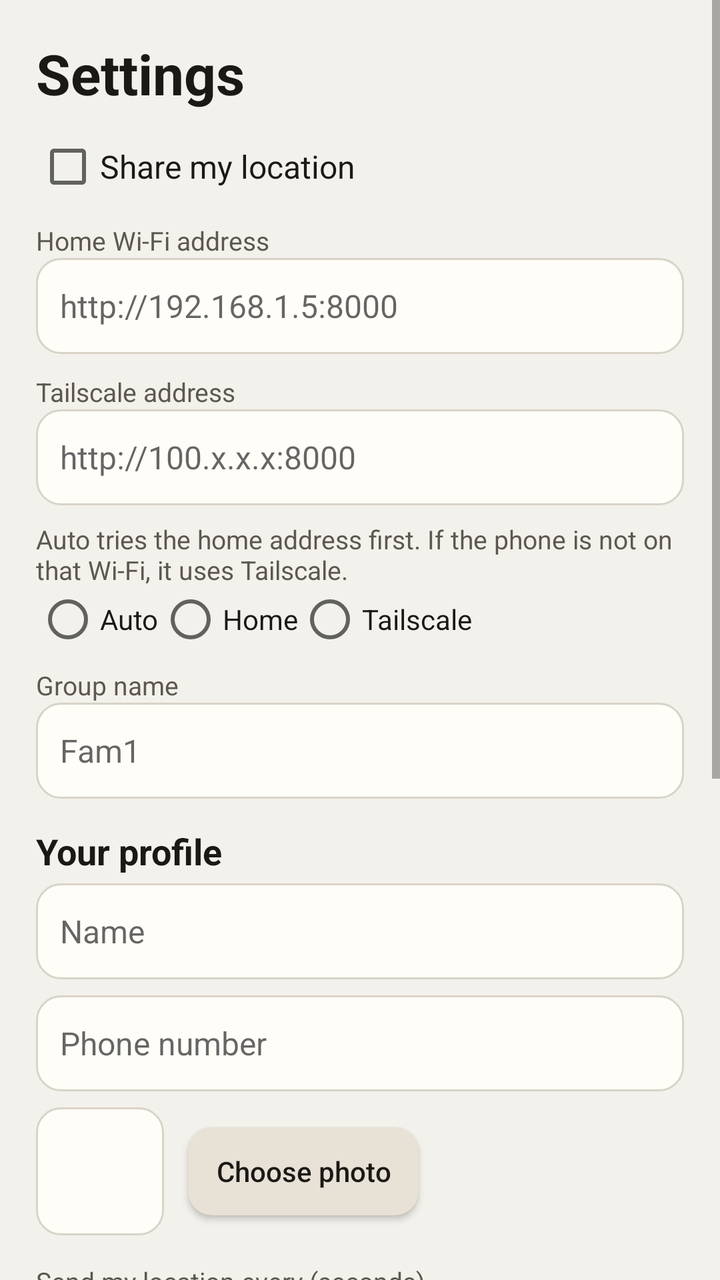
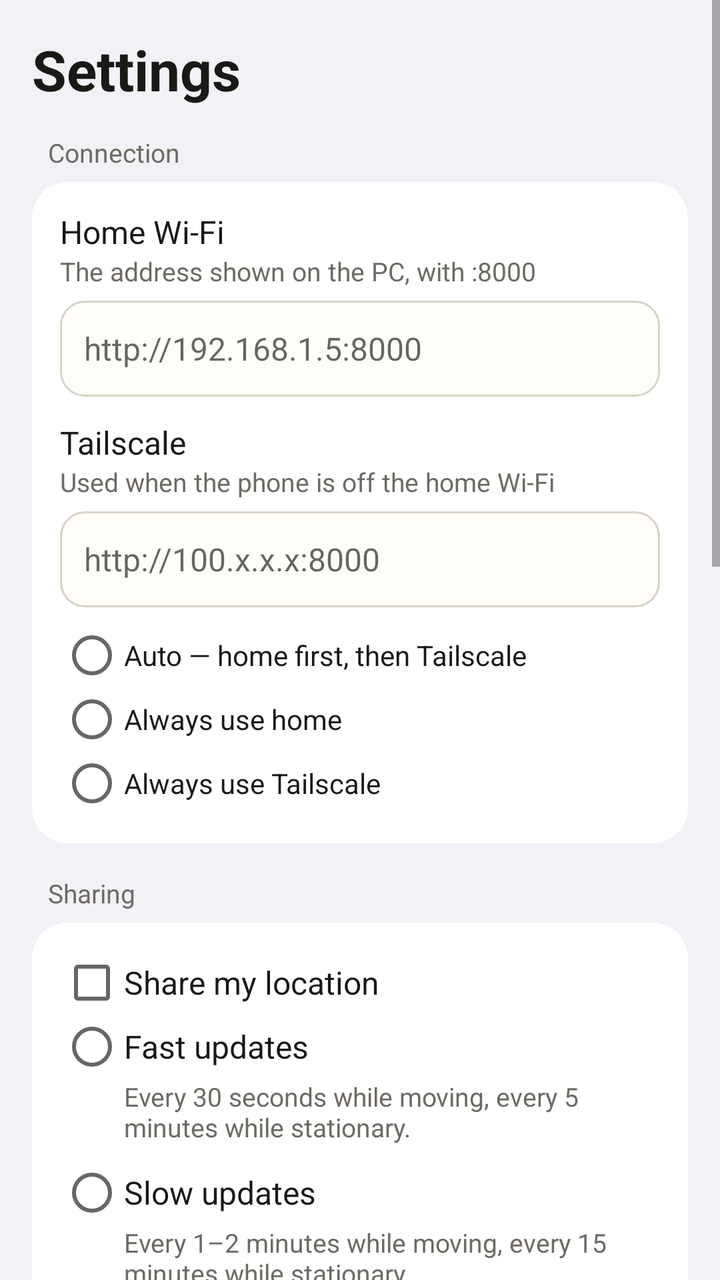

Compare the two renders of this Android layout. The source of the first and the diff that turns it into the second are given below.
<!-- AndroidManifest.xml: application theme android:Theme.Material.Light.NoActionBar -->
<!-- res/layout/activity_settings.xml -->
<?xml version="1.0" encoding="utf-8"?>
<ScrollView xmlns:android="http://schemas.android.com/apk/res/android"
    android:layout_width="match_parent"
    android:layout_height="match_parent"
    android:background="#F3F1EB"
    android:fillViewport="true">

    <LinearLayout
        android:layout_width="match_parent"
        android:layout_height="wrap_content"
        android:orientation="vertical"
        android:padding="18dp">

        <TextView
            android:layout_width="match_parent"
            android:layout_height="wrap_content"
            android:paddingBottom="12dp"
            android:text="Settings"
            android:textColor="#1A1916"
            android:textSize="28sp"
            android:textStyle="bold" />

        <CheckBox
            android:id="@+id/shareBox"
            android:layout_width="match_parent"
            android:layout_height="wrap_content"
            android:text="Share my location"
            android:textColor="#1A1916"
            android:textSize="16sp" />

        <TextView
            android:layout_width="match_parent"
            android:layout_height="wrap_content"
            android:paddingTop="12dp"
            android:text="Home Wi-Fi address"
            android:textColor="#5C584F"
            android:textSize="13sp" />

        <EditText
            android:id="@+id/lanField"
            android:layout_width="match_parent"
            android:layout_height="wrap_content"
            android:background="@drawable/field_bg"
            android:hint="http://192.168.1.5:8000"
            android:inputType="textUri"
            android:minHeight="48dp"
            android:padding="12dp"
            android:textColor="#1A1916"
            android:textSize="16sp" />

        <TextView
            android:layout_width="match_parent"
            android:layout_height="wrap_content"
            android:paddingTop="10dp"
            android:text="Tailscale address"
            android:textColor="#5C584F"
            android:textSize="13sp" />

        <EditText
            android:id="@+id/tailField"
            android:layout_width="match_parent"
            android:layout_height="wrap_content"
            android:background="@drawable/field_bg"
            android:hint="http://100.x.x.x:8000"
            android:inputType="textUri"
            android:minHeight="48dp"
            android:padding="12dp"
            android:textColor="#1A1916"
            android:textSize="16sp" />

        <TextView
            android:layout_width="match_parent"
            android:layout_height="wrap_content"
            android:paddingTop="8dp"
            android:text="Auto tries the home address first. If the phone is not on that Wi-Fi, it uses Tailscale."
            android:textColor="#5C584F"
            android:textSize="13sp" />

        <RadioGroup
            android:id="@+id/modeGroup"
            android:layout_width="match_parent"
            android:layout_height="wrap_content"
            android:orientation="horizontal">

            <RadioButton
                android:id="@+id/modeAuto"
                android:layout_width="wrap_content"
                android:layout_height="wrap_content"
                android:text="Auto"
                android:textColor="#1A1916" />

            <RadioButton
                android:id="@+id/modeLan"
                android:layout_width="wrap_content"
                android:layout_height="wrap_content"
                android:text="Home"
                android:textColor="#1A1916" />

            <RadioButton
                android:id="@+id/modeTail"
                android:layout_width="wrap_content"
                android:layout_height="wrap_content"
                android:text="Tailscale"
                android:textColor="#1A1916" />
        </RadioGroup>

        <TextView
            android:layout_width="match_parent"
            android:layout_height="wrap_content"
            android:paddingTop="8dp"
            android:text="Group name"
            android:textColor="#5C584F"
            android:textSize="13sp" />

        <EditText
            android:id="@+id/groupField"
            android:layout_width="match_parent"
            android:layout_height="wrap_content"
            android:background="@drawable/field_bg"
            android:hint="Fam1"
            android:inputType="text"
            android:minHeight="48dp"
            android:padding="12dp"
            android:textColor="#1A1916"
            android:textSize="16sp" />

        <TextView
            android:layout_width="match_parent"
            android:layout_height="wrap_content"
            android:paddingTop="14dp"
            android:paddingBottom="4dp"
            android:text="Your profile"
            android:textColor="#1A1916"
            android:textSize="18sp"
            android:textStyle="bold" />

        <EditText
            android:id="@+id/nameField"
            android:layout_width="match_parent"
            android:layout_height="wrap_content"
            android:layout_marginBottom="8dp"
            android:background="@drawable/field_bg"
            android:hint="Name"
            android:inputType="textPersonName"
            android:minHeight="48dp"
            android:padding="12dp"
            android:textColor="#1A1916"
            android:textSize="16sp" />

        <EditText
            android:id="@+id/phoneField"
            android:layout_width="match_parent"
            android:layout_height="wrap_content"
            android:layout_marginBottom="8dp"
            android:background="@drawable/field_bg"
            android:hint="Phone number"
            android:inputType="phone"
            android:minHeight="48dp"
            android:padding="12dp"
            android:textColor="#1A1916"
            android:textSize="16sp" />

        <LinearLayout
            android:layout_width="match_parent"
            android:layout_height="wrap_content"
            android:gravity="center_vertical"
            android:orientation="horizontal">

            <ImageView
                android:id="@+id/imagePreview"
                android:layout_width="64dp"
                android:layout_height="64dp"
                android:background="@drawable/field_bg"
                android:scaleType="centerCrop" />

            <Button
                android:id="@+id/imageButton"
                android:layout_width="wrap_content"
                android:layout_height="44dp"
                android:layout_marginLeft="12dp"
                android:background="@drawable/btn_secondary"
                android:paddingLeft="14dp"
                android:paddingRight="14dp"
                android:text="Choose photo"
                android:textAllCaps="false"
                android:textColor="#1A1916" />
        </LinearLayout>

        <TextView
            android:layout_width="match_parent"
            android:layout_height="wrap_content"
            android:paddingTop="14dp"
            android:text="Send my location every (seconds)"
            android:textColor="#5C584F"
            android:textSize="13sp" />

        <EditText
            android:id="@+id/sendEvery"
            android:layout_width="match_parent"
            android:layout_height="wrap_content"
            android:background="@drawable/field_bg"
            android:inputType="number"
            android:minHeight="48dp"
            android:padding="12dp"
            android:text="30"
            android:textColor="#1A1916"
            android:textSize="16sp" />

        <TextView
            android:layout_width="match_parent"
            android:layout_height="wrap_content"
            android:paddingTop="8dp"
            android:text="Check the group every (seconds)"
            android:textColor="#5C584F"
            android:textSize="13sp" />

        <EditText
            android:id="@+id/fetchEvery"
            android:layout_width="match_parent"
            android:layout_height="wrap_content"
            android:background="@drawable/field_bg"
            android:inputType="number"
            android:minHeight="48dp"
            android:padding="12dp"
            android:text="15"
            android:textColor="#1A1916"
            android:textSize="16sp" />

        <CheckBox
            android:id="@+id/stopBox"
            android:layout_width="match_parent"
            android:layout_height="wrap_content"
            android:text="Update my pin only when I stop moving"
            android:textColor="#1A1916"
            android:textSize="16sp" />

        <TextView
            android:layout_width="match_parent"
            android:layout_height="wrap_content"
            android:paddingTop="14dp"
            android:paddingBottom="4dp"
            android:text="Shared places"
            android:textColor="#1A1916"
            android:textSize="18sp"
            android:textStyle="bold" />

        <TextView
            android:layout_width="match_parent"
            android:layout_height="wrap_content"
            android:paddingBottom="8dp"
            android:text="Places are shared with the group. The arrive and leave alerts are only for this phone."
            android:textColor="#5C584F"
            android:textSize="13sp" />

        <LinearLayout
            android:id="@+id/placeList"
            android:layout_width="match_parent"
            android:layout_height="wrap_content"
            android:orientation="vertical" />

        <Button
            android:id="@+id/addPlace"
            android:layout_width="match_parent"
            android:layout_height="48dp"
            android:layout_marginTop="8dp"
            android:background="@drawable/btn_secondary"
            android:text="Save where I am as a place"
            android:textAllCaps="false"
            android:textColor="#1A1916" />

        <Button
            android:id="@+id/saveButton"
            android:layout_width="match_parent"
            android:layout_height="52dp"
            android:layout_marginTop="16dp"
            android:layout_marginBottom="24dp"
            android:background="@drawable/btn_primary"
            android:text="Save"
            android:textAllCaps="false"
            android:textColor="#F4F1EA"
            android:textSize="16sp" />
    </LinearLayout>
</ScrollView>
<!-- resources referenced by this layout -->
<resources>
  <!-- drawable btn_primary (drawable) -->
  <?xml version="1.0" encoding="utf-8"?>
  <shape xmlns:android="http://schemas.android.com/apk/res/android" android:shape="rectangle">
      <solid android:color="#243E4A" />
      <corners android:radius="12dp" />
  </shape>
  <!-- drawable btn_secondary (drawable) -->
  <?xml version="1.0" encoding="utf-8"?>
  <shape xmlns:android="http://schemas.android.com/apk/res/android" android:shape="rectangle">
      <solid android:color="#E7E1D6" />
      <corners android:radius="12dp" />
  </shape>
  <!-- drawable field_bg (drawable) -->
  <?xml version="1.0" encoding="utf-8"?>
  <shape xmlns:android="http://schemas.android.com/apk/res/android" android:shape="rectangle">
      <solid android:color="#FFFDF8" />
      <stroke android:width="1dp" android:color="#D9D3C7" />
      <corners android:radius="12dp" />
  </shape>
</resources>

<!-- the commit's change to res/layout/activity_settings.xml (unified diff, before → after) -->
@@ -2,271 +2,346 @@
 <ScrollView xmlns:android="http://schemas.android.com/apk/res/android"
     android:layout_width="match_parent"
     android:layout_height="match_parent"
-    android:background="#F3F1EB"
+    android:background="#F2F1F6"
     android:fillViewport="true">
 
     <LinearLayout
         android:layout_width="match_parent"
         android:layout_height="wrap_content"
         android:orientation="vertical"
-        android:padding="18dp">
-
-        <TextView
-            android:layout_width="match_parent"
-            android:layout_height="wrap_content"
-            android:paddingBottom="12dp"
+        android:padding="16dp">
+
+        <TextView
+            android:layout_width="match_parent"
+            android:layout_height="wrap_content"
+            android:paddingBottom="14dp"
             android:text="Settings"
             android:textColor="#1A1916"
             android:textSize="28sp"
             android:textStyle="bold" />
 
-        <CheckBox
-            android:id="@+id/shareBox"
-            android:layout_width="match_parent"
-            android:layout_height="wrap_content"
-            android:text="Share my location"
-            android:textColor="#1A1916"
-            android:textSize="16sp" />
-
-        <TextView
-            android:layout_width="match_parent"
-            android:layout_height="wrap_content"
-            android:paddingTop="12dp"
-            android:text="Home Wi-Fi address"
-            android:textColor="#5C584F"
+        <TextView
+            android:layout_width="match_parent"
+            android:layout_height="wrap_content"
+            android:paddingLeft="8dp"
+            android:paddingBottom="6dp"
+            android:text="Connection"
+            android:textColor="#6E6A64"
             android:textSize="13sp" />
 
-        <EditText
-            android:id="@+id/lanField"
-            android:layout_width="match_parent"
-            android:layout_height="wrap_content"
-            android:background="@drawable/field_bg"
-            android:hint="http://192.168.1.5:8000"
-            android:inputType="textUri"
-            android:minHeight="48dp"
-            android:padding="12dp"
-            android:textColor="#1A1916"
-            android:textSize="16sp" />
-
-        <TextView
-            android:layout_width="match_parent"
-            android:layout_height="wrap_content"
-            android:paddingTop="10dp"
-            android:text="Tailscale address"
-            android:textColor="#5C584F"
+        <LinearLayout
+            android:layout_width="match_parent"
+            android:layout_height="wrap_content"
+            android:background="@drawable/card_bg"
+            android:orientation="vertical"
+            android:padding="14dp">
+
+            <TextView
+                android:layout_width="match_parent"
+                android:layout_height="wrap_content"
+                android:text="Home Wi-Fi"
+                android:textColor="#1A1916"
+                android:textSize="16sp" />
+
+            <TextView
+                android:layout_width="match_parent"
+                android:layout_height="wrap_content"
+                android:paddingBottom="6dp"
+                android:text="The address shown on the PC, with :8000"
+                android:textColor="#6E6A64"
+                android:textSize="13sp" />
+
+            <EditText
+                android:id="@+id/lanField"
+                android:layout_width="match_parent"
+                android:layout_height="wrap_content"
+                android:background="@drawable/field_bg"
+                android:hint="http://192.168.1.5:8000"
+                android:inputType="textUri"
+                android:minHeight="48dp"
+                android:padding="12dp"
+                android:textColor="#1A1916"
+                android:textSize="16sp" />
+
+            <TextView
+                android:layout_width="match_parent"
+                android:layout_height="wrap_content"
+                android:paddingTop="12dp"
+                android:text="Tailscale"
+                android:textColor="#1A1916"
+                android:textSize="16sp" />
+
+            <TextView
+                android:layout_width="match_parent"
+                android:layout_height="wrap_content"
+                android:paddingBottom="6dp"
+                android:text="Used when the phone is off the home Wi-Fi"
+                android:textColor="#6E6A64"
+                android:textSize="13sp" />
+
+            <EditText
+                android:id="@+id/tailField"
+                android:layout_width="match_parent"
+                android:layout_height="wrap_content"
+                android:background="@drawable/field_bg"
+                android:hint="http://100.x.x.x:8000"
+                android:inputType="textUri"
+                android:minHeight="48dp"
+                android:padding="12dp"
+                android:textColor="#1A1916"
+                android:textSize="16sp" />
+
+            <RadioGroup
+                android:id="@+id/modeGroup"
+                android:layout_width="match_parent"
+                android:layout_height="wrap_content"
+                android:orientation="vertical"
+                android:paddingTop="8dp">
+
+                <RadioButton
+                    android:id="@+id/modeAuto"
+                    android:layout_width="match_parent"
+                    android:layout_height="wrap_content"
+                    android:text="Auto — home first, then Tailscale"
+                    android:textColor="#1A1916" />
+
+                <RadioButton
+                    android:id="@+id/modeLan"
+                    android:layout_width="match_parent"
+                    android:layout_height="wrap_content"
+                    android:text="Always use home"
+                    android:textColor="#1A1916" />
+
+                <RadioButton
+                    android:id="@+id/modeTail"
+                    android:layout_width="match_parent"
+                    android:layout_height="wrap_content"
+                    android:text="Always use Tailscale"
+                    android:textColor="#1A1916" />
+            </RadioGroup>
+        </LinearLayout>
+
+        <TextView
+            android:layout_width="match_parent"
+            android:layout_height="wrap_content"
+            android:paddingLeft="8dp"
+            android:paddingTop="16dp"
+            android:paddingBottom="6dp"
+            android:text="Sharing"
+            android:textColor="#6E6A64"
             android:textSize="13sp" />
 
-        <EditText
-            android:id="@+id/tailField"
-            android:layout_width="match_parent"
-            android:layout_height="wrap_content"
-            android:background="@drawable/field_bg"
-            android:hint="http://100.x.x.x:8000"
-            android:inputType="textUri"
-            android:minHeight="48dp"
-            android:padding="12dp"
-            android:textColor="#1A1916"
-            android:textSize="16sp" />
-
-        <TextView
-            android:layout_width="match_parent"
-            android:layout_height="wrap_content"
-            android:paddingTop="8dp"
-            android:text="Auto tries the home address first. If the phone is not on that Wi-Fi, it uses Tailscale."
-            android:textColor="#5C584F"
+        <LinearLayout
+            android:layout_width="match_parent"
+            android:layout_height="wrap_content"
+            android:background="@drawable/card_bg"
+            android:orientation="vertical"
+            android:padding="14dp">
+
+            <CheckBox
+                android:id="@+id/shareBox"
+                android:layout_width="match_parent"
+                android:layout_height="wrap_content"
+                android:text="Share my location"
+                android:textColor="#1A1916"
+                android:textSize="16sp" />
+
+            <RadioGroup
+                android:id="@+id/paceGroup"
+                android:layout_width="match_parent"
+                android:layout_height="wrap_content">
+
+                <RadioButton
+                    android:id="@+id/paceFast"
+                    android:layout_width="match_parent"
+                    android:layout_height="wrap_content"
+                    android:text="Fast updates"
+                    android:textColor="#1A1916"
+                    android:textSize="16sp" />
+
+                <TextView
+                    android:layout_width="match_parent"
+                    android:layout_height="wrap_content"
+                    android:paddingLeft="32dp"
+                    android:paddingBottom="8dp"
+                    android:text="Every 30 seconds while moving, every 5 minutes while stationary."
+                    android:textColor="#6E6A64"
+                    android:textSize="13sp" />
+
+                <RadioButton
+                    android:id="@+id/paceSlow"
+                    android:layout_width="match_parent"
+                    android:layout_height="wrap_content"
+                    android:text="Slow updates"
+                    android:textColor="#1A1916"
+                    android:textSize="16sp" />
+
+                <TextView
+                    android:layout_width="match_parent"
+                    android:layout_height="wrap_content"
+                    android:paddingLeft="32dp"
+                    android:text="Every 1–2 minutes while moving, every 15 minutes while stationary."
+                    android:textColor="#6E6A64"
+                    android:textSize="13sp" />
+            </RadioGroup>
+
+            <CheckBox
+                android:id="@+id/stopBox"
+                android:layout_width="match_parent"
+                android:layout_height="wrap_content"
+                android:layout_marginTop="8dp"
+                android:text="Update my pin only when I stop moving"
+                android:textColor="#1A1916"
+                android:textSize="16sp" />
+
+            <TextView
+                android:layout_width="match_parent"
+                android:layout_height="wrap_content"
+                android:paddingTop="8dp"
+                android:text="With the map open, updates are every few seconds. In the background they slow to 2–15 minutes, following Fast or Slow. Low battery, a weak GPS or Wi-Fi signal, or deep sleep can delay a pin by up to 30 minutes."
+                android:textColor="#6E6A64"
+                android:textSize="13sp" />
+        </LinearLayout>
+
+        <TextView
+            android:layout_width="match_parent"
+            android:layout_height="wrap_content"
+            android:paddingLeft="8dp"
+            android:paddingTop="16dp"
+            android:paddingBottom="6dp"
+            android:text="Profile"
+            android:textColor="#6E6A64"
             android:textSize="13sp" />
 
-        <RadioGroup
-            android:id="@+id/modeGroup"
-            android:layout_width="match_parent"
-            android:layout_height="wrap_content"
-            android:orientation="horizontal">
-
-            <RadioButton
-                android:id="@+id/modeAuto"
-                android:layout_width="wrap_content"
-                android:layout_height="wrap_content"
-                android:text="Auto"
-                android:textColor="#1A1916" />
-
-            <RadioButton
-                android:id="@+id/modeLan"
-                android:layout_width="wrap_content"
-                android:layout_height="wrap_content"
-                android:text="Home"
-                android:textColor="#1A1916" />
-
-            <RadioButton
-                android:id="@+id/modeTail"
-                android:layout_width="wrap_content"
-                android:layout_height="wrap_content"
-                android:text="Tailscale"
-                android:textColor="#1A1916" />
-        </RadioGroup>
-
-        <TextView
-            android:layout_width="match_parent"
-            android:layout_height="wrap_content"
-            android:paddingTop="8dp"
-            android:text="Group name"
-            android:textColor="#5C584F"
+        <LinearLayout
+            android:layout_width="match_parent"
+            android:layout_height="wrap_content"
+            android:background="@drawable/card_bg"
+            android:orientation="vertical"
+            android:padding="14dp">
+
+            <TextView
+                android:layout_width="match_parent"
+                android:layout_height="wrap_content"
+                android:text="Group name"
+                android:textColor="#1A1916"
+                android:textSize="16sp" />
+
+            <TextView
+                android:layout_width="match_parent"
+                android:layout_height="wrap_content"
+                android:paddingBottom="6dp"
+                android:text="Everyone who should see each other uses the same name"
+                android:textColor="#6E6A64"
+                android:textSize="13sp" />
+
+            <EditText
+                android:id="@+id/groupField"
+                android:layout_width="match_parent"
+                android:layout_height="wrap_content"
+                android:layout_marginBottom="10dp"
+                android:background="@drawable/field_bg"
+                android:hint="Fam1"
+                android:inputType="text"
+                android:minHeight="48dp"
+                android:padding="12dp"
+                android:textColor="#1A1916"
+                android:textSize="16sp" />
+
+            <EditText
+                android:id="@+id/nameField"
+                android:layout_width="match_parent"
+                android:layout_height="wrap_content"
+                android:layout_marginBottom="8dp"
+                android:background="@drawable/field_bg"
+                android:hint="Name"
+                android:inputType="textPersonName"
+                android:minHeight="48dp"
+                android:padding="12dp"
+                android:textColor="#1A1916"
+                android:textSize="16sp" />
+
+            <EditText
+                android:id="@+id/phoneField"
+                android:layout_width="match_parent"
+                android:layout_height="wrap_content"
+                android:layout_marginBottom="8dp"
+                android:background="@drawable/field_bg"
+                android:hint="Phone number"
+                android:inputType="phone"
+                android:minHeight="48dp"
+                android:padding="12dp"
+                android:textColor="#1A1916"
+                android:textSize="16sp" />
+
+            <LinearLayout
+                android:layout_width="match_parent"
+                android:layout_height="wrap_content"
+                android:gravity="center_vertical"
+                android:orientation="horizontal">
+
+                <ImageView
+                    android:id="@+id/imagePreview"
+                    android:layout_width="64dp"
+                    android:layout_height="64dp"
+                    android:background="@drawable/field_bg"
+                    android:scaleType="centerCrop" />
+
+                <Button
+                    android:id="@+id/imageButton"
+                    android:layout_width="wrap_content"
+                    android:layout_height="44dp"
+                    android:layout_marginLeft="12dp"
+                    android:background="@drawable/btn_secondary"
+                    android:paddingLeft="14dp"
+                    android:paddingRight="14dp"
+                    android:text="Choose photo"
+                    android:textAllCaps="false"
+                    android:textColor="#1A1916" />
+            </LinearLayout>
+        </LinearLayout>
+
+        <TextView
+            android:layout_width="match_parent"
+            android:layout_height="wrap_content"
+            android:paddingLeft="8dp"
+            android:paddingTop="16dp"
+            android:paddingBottom="6dp"
+            android:text="Shared places"
+            android:textColor="#6E6A64"
             android:textSize="13sp" />
 
-        <EditText
-            android:id="@+id/groupField"
-            android:layout_width="match_parent"
-            android:layout_height="wrap_content"
-            android:background="@drawable/field_bg"
-            android:hint="Fam1"
-            android:inputType="text"
-            android:minHeight="48dp"
-            android:padding="12dp"
-            android:textColor="#1A1916"
-            android:textSize="16sp" />
-
-        <TextView
-            android:layout_width="match_parent"
-            android:layout_height="wrap_content"
-            android:paddingTop="14dp"
-            android:paddingBottom="4dp"
-            android:text="Your profile"
-            android:textColor="#1A1916"
-            android:textSize="18sp"
-            android:textStyle="bold" />
-
-        <EditText
-            android:id="@+id/nameField"
-            android:layout_width="match_parent"
-            android:layout_height="wrap_content"
-            android:layout_marginBottom="8dp"
-            android:background="@drawable/field_bg"
-            android:hint="Name"
-            android:inputType="textPersonName"
-            android:minHeight="48dp"
-            android:padding="12dp"
-            android:textColor="#1A1916"
-            android:textSize="16sp" />
-
-        <EditText
-            android:id="@+id/phoneField"
-            android:layout_width="match_parent"
-            android:layout_height="wrap_content"
-            android:layout_marginBottom="8dp"
-            android:background="@drawable/field_bg"
-            android:hint="Phone number"
-            android:inputType="phone"
-            android:minHeight="48dp"
-            android:padding="12dp"
-            android:textColor="#1A1916"
-            android:textSize="16sp" />
-
         <LinearLayout
             android:layout_width="match_parent"
             android:layout_height="wrap_content"
-            android:gravity="center_vertical"
-            android:orientation="horizontal">
-
-            <ImageView
-                android:id="@+id/imagePreview"
-                android:layout_width="64dp"
-                android:layout_height="64dp"
-                android:background="@drawable/field_bg"
-                android:scaleType="centerCrop" />
+            android:background="@drawable/card_bg"
+            android:orientation="vertical"
+            android:padding="14dp">
+
+            <TextView
+                android:layout_width="match_parent"
+                android:layout_height="wrap_content"
+                android:paddingBottom="8dp"
+                android:text="Saving a place sends it to the PC immediately. Other phones in the group refresh their list as soon as the app is open."
+                android:textColor="#6E6A64"
+                android:textSize="13sp" />
+
+            <LinearLayout
+                android:id="@+id/placeList"
+                android:layout_width="match_parent"
+                android:layout_height="wrap_content"
+                android:orientation="vertical" />
 
             <Button
-                android:id="@+id/imageButton"
-                android:layout_width="wrap_content"
-                android:layout_height="44dp"
-                android:layout_marginLeft="12dp"
+                android:id="@+id/addPlace"
+                android:layout_width="match_parent"
+                android:layout_height="48dp"
+                android:layout_marginTop="8dp"
                 android:background="@drawable/btn_secondary"
-                android:paddingLeft="14dp"
-                android:paddingRight="14dp"
-                android:text="Choose photo"
+                android:text="Save where I am as a place"
                 android:textAllCaps="false"
                 android:textColor="#1A1916" />
         </LinearLayout>
-
-        <TextView
-            android:layout_width="match_parent"
-            android:layout_height="wrap_content"
-            android:paddingTop="14dp"
-            android:text="Send my location every (seconds)"
-            android:textColor="#5C584F"
-            android:textSize="13sp" />
-
-        <EditText
-            android:id="@+id/sendEvery"
-            android:layout_width="match_parent"
-            android:layout_height="wrap_content"
-            android:background="@drawable/field_bg"
-            android:inputType="number"
-            android:minHeight="48dp"
-            android:padding="12dp"
-            android:text="30"
-            android:textColor="#1A1916"
-            android:textSize="16sp" />
-
-        <TextView
-            android:layout_width="match_parent"
-            android:layout_height="wrap_content"
-            android:paddingTop="8dp"
-            android:text="Check the group every (seconds)"
-            android:textColor="#5C584F"
-            android:textSize="13sp" />
-
-        <EditText
-            android:id="@+id/fetchEvery"
-            android:layout_width="match_parent"
-            android:layout_height="wrap_content"
-            android:background="@drawable/field_bg"
-            android:inputType="number"
-            android:minHeight="48dp"
-            android:padding="12dp"
-            android:text="15"
-            android:textColor="#1A1916"
-            android:textSize="16sp" />
-
-        <CheckBox
-            android:id="@+id/stopBox"
-            android:layout_width="match_parent"
-            android:layout_height="wrap_content"
-            android:text="Update my pin only when I stop moving"
-            android:textColor="#1A1916"
-            android:textSize="16sp" />
-
-        <TextView
-            android:layout_width="match_parent"
-            android:layout_height="wrap_content"
-            android:paddingTop="14dp"
-            android:paddingBottom="4dp"
-            android:text="Shared places"
-            android:textColor="#1A1916"
-            android:textSize="18sp"
-            android:textStyle="bold" />
-
-        <TextView
-            android:layout_width="match_parent"
-            android:layout_height="wrap_content"
-            android:paddingBottom="8dp"
-            android:text="Places are shared with the group. The arrive and leave alerts are only for this phone."
-            android:textColor="#5C584F"
-            android:textSize="13sp" />
-
-        <LinearLayout
-            android:id="@+id/placeList"
-            android:layout_width="match_parent"
-            android:layout_height="wrap_content"
-            android:orientation="vertical" />
-
-        <Button
-            android:id="@+id/addPlace"
-            android:layout_width="match_parent"
-            android:layout_height="48dp"
-            android:layout_marginTop="8dp"
-            android:background="@drawable/btn_secondary"
-            android:text="Save where I am as a place"
-            android:textAllCaps="false"
-            android:textColor="#1A1916" />
 
         <Button
             android:id="@+id/saveButton"
<!-- resource entries referenced after the edit -->
@@ -12,6 +12,12 @@
       <solid android:color="#E7E1D6" />
       <corners android:radius="12dp" />
   </shape>
+  <!-- drawable card_bg (drawable) -->
+  <?xml version="1.0" encoding="utf-8"?>
+  <shape xmlns:android="http://schemas.android.com/apk/res/android" android:shape="rectangle">
+      <solid android:color="#FFFFFF" />
+      <corners android:radius="18dp" />
+  </shape>
   <!-- drawable field_bg (drawable) -->
   <?xml version="1.0" encoding="utf-8"?>
   <shape xmlns:android="http://schemas.android.com/apk/res/android" android:shape="rectangle">
